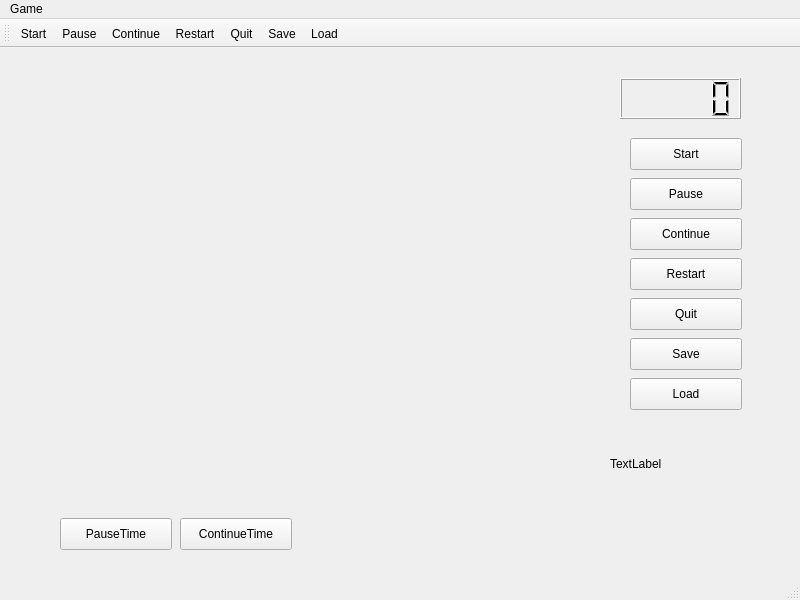
The window that snake.ui (Bruce-Ch/Snake) describes before a commit, drawn with Qt 5.
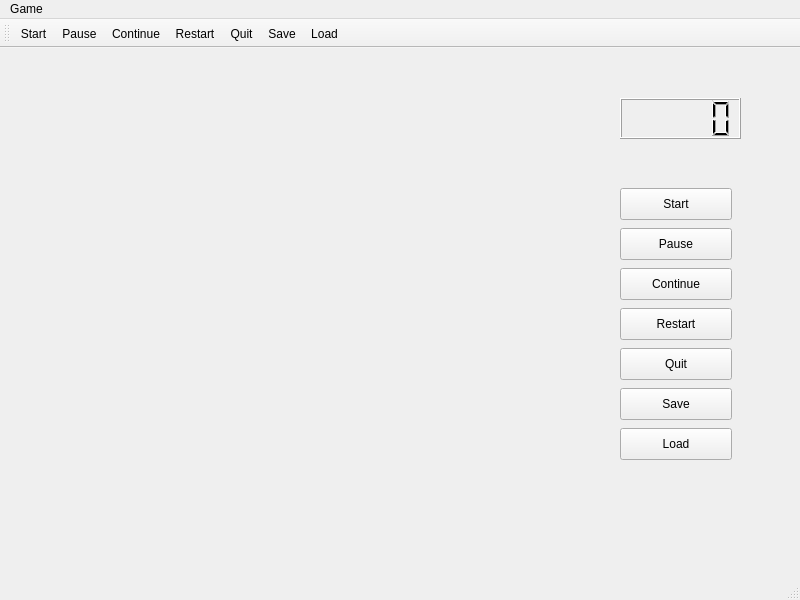
The same window after the commit.

Commit message: feat: 删除多余的按钮和标签

What changed in the file:
```diff
--- a/snake.ui
+++ b/snake.ui
@@ -14,27 +14,14 @@
    <string>Snake</string>
   </property>
   <widget class="QWidget" name="centralwidget">
-   <widget class="QLabel" name="label">
-    <property name="geometry">
-     <rect>
-      <x>610</x>
-      <y>390</y>
-      <width>141</width>
-      <height>51</height>
-     </rect>
-    </property>
-    <property name="text">
-     <string>TextLabel</string>
-    </property>
-   </widget>
    <widget class="QPushButton" name="startButton">
     <property name="enabled">
      <bool>true</bool>
     </property>
     <property name="geometry">
      <rect>
-      <x>630</x>
-      <y>90</y>
+      <x>620</x>
+      <y>140</y>
       <width>112</width>
       <height>32</height>
      </rect>
@@ -46,8 +33,8 @@
    <widget class="QPushButton" name="pauseButton">
     <property name="geometry">
      <rect>
-      <x>630</x>
-      <y>130</y>
+      <x>620</x>
+      <y>180</y>
       <width>112</width>
       <height>32</height>
      </rect>
@@ -59,8 +46,8 @@
    <widget class="QPushButton" name="continueButton">
     <property name="geometry">
      <rect>
-      <x>630</x>
-      <y>170</y>
+      <x>620</x>
+      <y>220</y>
       <width>112</width>
       <height>32</height>
      </rect>
@@ -72,8 +59,8 @@
    <widget class="QPushButton" name="restartButton">
     <property name="geometry">
      <rect>
-      <x>630</x>
-      <y>210</y>
+      <x>620</x>
+      <y>260</y>
       <width>112</width>
       <height>32</height>
      </rect>
@@ -85,8 +72,8 @@
    <widget class="QPushButton" name="quitButton">
     <property name="geometry">
      <rect>
-      <x>630</x>
-      <y>250</y>
+      <x>620</x>
+      <y>300</y>
       <width>112</width>
       <height>32</height>
      </rect>
@@ -98,8 +85,8 @@
    <widget class="QPushButton" name="saveButton">
     <property name="geometry">
      <rect>
-      <x>630</x>
-      <y>290</y>
+      <x>620</x>
+      <y>340</y>
       <width>112</width>
       <height>32</height>
      </rect>
@@ -111,8 +98,8 @@
    <widget class="QPushButton" name="loadButton">
     <property name="geometry">
      <rect>
-      <x>630</x>
-      <y>330</y>
+      <x>620</x>
+      <y>380</y>
       <width>112</width>
       <height>32</height>
      </rect>
@@ -125,38 +112,12 @@
     <property name="geometry">
      <rect>
       <x>620</x>
-      <y>30</y>
+      <y>50</y>
       <width>121</width>
       <height>41</height>
      </rect>
     </property>
    </widget>
-   <widget class="QPushButton" name="pauseTimeButton">
-    <property name="geometry">
-     <rect>
-      <x>60</x>
-      <y>470</y>
-      <width>112</width>
-      <height>32</height>
-     </rect>
-    </property>
-    <property name="text">
-     <string>PauseTime</string>
-    </property>
-   </widget>
-   <widget class="QPushButton" name="continueTimeButton">
-    <property name="geometry">
-     <rect>
-      <x>180</x>
-      <y>470</y>
-      <width>112</width>
-      <height>32</height>
-     </rect>
-    </property>
-    <property name="text">
-     <string>ContinueTime</string>
-    </property>
-   </widget>
   </widget>
   <widget class="QMenuBar" name="menubar">
    <property name="geometry">
```
The commit also changes 1 other file.
